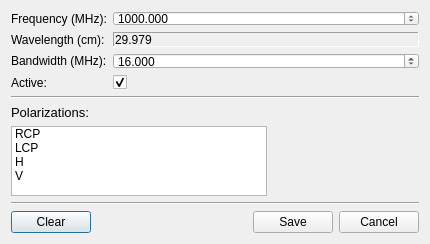
First picture: the form in pastrocore/gui_pyside/dialog_editor_if.ui, repository Torward1024/pAstroCORE, before the edit.
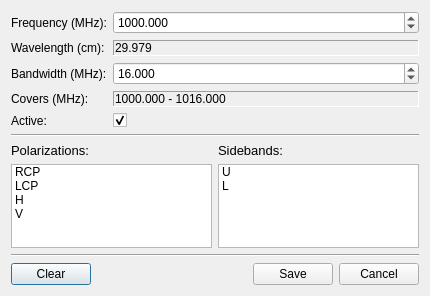
Second picture: the form after the edit. Icons and pictures are not drawn.

The edit to the form file:
```diff
--- a/pastrocore/gui_pyside/dialog_editor_if.ui
+++ b/pastrocore/gui_pyside/dialog_editor_if.ui
@@ -10,7 +10,7 @@
     <x>0</x>
     <y>0</y>
     <width>430</width>
-    <height>244</height>
+    <height>296</height>
    </rect>
   </property>
   <property name="sizePolicy">
@@ -22,13 +22,13 @@
   <property name="minimumSize">
    <size>
     <width>430</width>
-    <height>244</height>
+    <height>296</height>
    </size>
   </property>
   <property name="maximumSize">
    <size>
     <width>430</width>
-    <height>244</height>
+    <height>296</height>
    </size>
   </property>
   <property name="windowTitle">
@@ -114,13 +114,39 @@
       </widget>
      </item>
      <item row="3" column="0">
+      <widget class="QLabel" name="labelCoverage">
+       <property name="text">
+        <string>Covers (MHz):</string>
+       </property>
+      </widget>
+     </item>
+     <item row="3" column="1">
+      <widget class="QLabel" name="coverageDisplay">
+       <property name="toolTip">
+        <string>The spectrum this setting actually records. Two bands that cover the same span are the same spectrum written two ways, and the project will refuse the second</string>
+       </property>
+       <property name="frameShape">
+        <enum>QFrame::Shape::Panel</enum>
+       </property>
+       <property name="frameShadow">
+        <enum>QFrame::Shadow::Sunken</enum>
+       </property>
+       <property name="text">
+        <string>1000.000 - 1016.000</string>
+       </property>
+       <property name="indent">
+        <number>1</number>
+       </property>
+      </widget>
+     </item>
+     <item row="4" column="0">
       <widget class="QLabel" name="labelIsActive">
        <property name="text">
         <string>Active:</string>
        </property>
       </widget>
      </item>
-     <item row="3" column="1">
+     <item row="4" column="1">
       <widget class="QCheckBox" name="isActiveCheckBox">
        <property name="checked">
         <bool>true</bool>
@@ -137,6 +163,10 @@
     </widget>
    </item>
    <item>
+    <layout class="QHBoxLayout" name="horizontalLayout">
+     <item>
+      <layout class="QVBoxLayout" name="polarizationsColumn">
+       <item>
     <widget class="QLabel" name="labelPolarizations">
      <property name="font">
       <font>
@@ -151,8 +181,6 @@
     </widget>
    </item>
    <item>
-    <layout class="QHBoxLayout" name="horizontalLayout">
-     <item>
       <widget class="QListWidget" name="polarizationsList">
        <property name="selectionMode">
         <enum>QAbstractItemView::SelectionMode::MultiSelection</enum>
@@ -179,6 +207,46 @@
        </item>
       </widget>
      </item>
+      </layout>
+     </item>
+     <item>
+      <layout class="QVBoxLayout" name="sidebandsColumn">
+       <item>
+        <widget class="QLabel" name="labelSidebands">
+         <property name="font">
+          <font>
+           <family>Arial</family>
+           <pointsize>10</pointsize>
+           <bold>false</bold>
+          </font>
+         </property>
+         <property name="text">
+          <string>&lt;html&gt;&lt;head/&gt;&lt;body&gt;&lt;p&gt;Sidebands:&lt;/p&gt;&lt;/body&gt;&lt;/html&gt;</string>
+         </property>
+        </widget>
+       </item>
+       <item>
+        <widget class="QListWidget" name="sidebandsList">
+         <property name="toolTip">
+          <string>Which way the band runs from its sky frequency: U upwards, L downwards, both for a receiver that records either side</string>
+         </property>
+         <property name="selectionMode">
+          <enum>QAbstractItemView::SelectionMode::MultiSelection</enum>
+         </property>
+         <item>
+          <property name="text">
+           <string>U</string>
+          </property>
+         </item>
+         <item>
+          <property name="text">
+           <string>L</string>
+          </property>
+         </item>
+        </widget>
+       </item>
+      </layout>
+     </item>
      <item>
       <spacer name="horizontalSpacer">
        <property name="orientation">
```
Left out of the diff: 6 changed lines with no effect on the pictures. Lines whose indentation alone changed are shown as unchanged.
